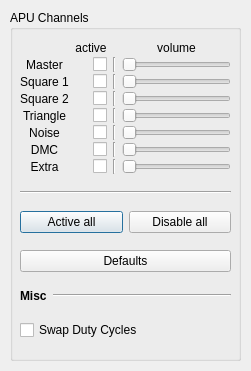
Above: src/gui/designer/dlgApuChannels.ui from punesemu/puNES before the change. Below: the same form after it.
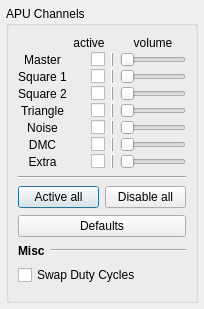
That is the form after the change.

Diff of the .ui file:
```diff
--- a/src/gui/designer/dlgApuChannels.ui
+++ b/src/gui/designer/dlgApuChannels.ui
@@ -6,8 +6,8 @@
    <rect>
     <x>0</x>
     <y>0</y>
-    <width>251</width>
-    <height>371</height>
+    <width>204</width>
+    <height>309</height>
    </rect>
   </property>
   <property name="sizePolicy">
@@ -19,33 +19,30 @@
   <property name="windowTitle">
    <string>APU Channels</string>
   </property>
-  <widget class="QGroupBox" name="groupBox">
-   <property name="geometry">
-    <rect>
-     <x>10</x>
-     <y>10</y>
-     <width>231</width>
-     <height>351</height>
-    </rect>
+  <layout class="QVBoxLayout" name="verticalLayout_APU_Channels">
+   <property name="leftMargin">
+    <number>6</number>
    </property>
+   <property name="topMargin">
+    <number>6</number>
+   </property>
+   <property name="rightMargin">
+    <number>6</number>
+   </property>
+   <property name="bottomMargin">
+    <number>6</number>
+   </property>
+   <item>
+    <widget class="QGroupBox" name="groupBox_APU_Channels">
    <property name="title">
     <string>APU Channels</string>
    </property>
    <property name="flat">
     <bool>true</bool>
    </property>
-   <widget class="QWidget" name="verticalLayoutWidget">
-    <property name="geometry">
-     <rect>
-      <x>10</x>
-      <y>20</y>
-      <width>211</width>
-      <height>321</height>
-     </rect>
-    </property>
-    <layout class="QVBoxLayout" name="verticalLayout">
+     <layout class="QVBoxLayout" name="verticalLayout_groupBox_APU_Channels">
      <item>
-      <layout class="QGridLayout" name="gridLayout">
+       <layout class="QGridLayout" name="gridLayout_channels">
        <property name="verticalSpacing">
         <number>2</number>
        </property>
@@ -119,7 +116,7 @@
        <item row="1" column="2">
         <widget class="Line" name="line_Master">
          <property name="frameShadow">
-          <enum>QFrame::Sunken</enum>
+           <enum>QFrame::Raised</enum>
          </property>
          <property name="orientation">
           <enum>Qt::Vertical</enum>
@@ -128,6 +125,9 @@
        </item>
        <item row="7" column="2">
         <widget class="Line" name="line_Extra">
+          <property name="frameShadow">
+           <enum>QFrame::Raised</enum>
+          </property>
          <property name="orientation">
           <enum>Qt::Vertical</enum>
          </property>
@@ -145,6 +145,9 @@
        </item>
        <item row="5" column="2">
         <widget class="Line" name="line_Noise">
+          <property name="frameShadow">
+           <enum>QFrame::Raised</enum>
+          </property>
          <property name="orientation">
           <enum>Qt::Vertical</enum>
          </property>
@@ -199,6 +202,9 @@
        </item>
        <item row="2" column="2">
         <widget class="Line" name="line_Square1">
+          <property name="frameShadow">
+           <enum>QFrame::Raised</enum>
+          </property>
          <property name="orientation">
           <enum>Qt::Vertical</enum>
          </property>
@@ -230,6 +236,9 @@
        </item>
        <item row="3" column="2">
         <widget class="Line" name="line_Square2">
+          <property name="frameShadow">
+           <enum>QFrame::Raised</enum>
+          </property>
          <property name="orientation">
           <enum>Qt::Vertical</enum>
          </property>
@@ -261,6 +270,9 @@
        </item>
        <item row="4" column="2">
         <widget class="Line" name="line_Triangle">
+          <property name="frameShadow">
+           <enum>QFrame::Raised</enum>
+          </property>
          <property name="orientation">
           <enum>Qt::Vertical</enum>
          </property>
@@ -268,6 +280,9 @@
        </item>
        <item row="6" column="2">
         <widget class="Line" name="line_DMC">
+          <property name="frameShadow">
+           <enum>QFrame::Raised</enum>
+          </property>
          <property name="orientation">
           <enum>Qt::Vertical</enum>
          </property>
@@ -332,7 +347,7 @@
       </widget>
      </item>
      <item>
-      <layout class="QHBoxLayout" name="horizontalLayout">
+       <layout class="QHBoxLayout" name="horizontalLayout_buttons">
        <item>
         <widget class="QPushButton" name="pushButton_Active_all">
          <property name="text">
@@ -357,7 +372,7 @@
       </widget>
      </item>
      <item>
-      <layout class="QHBoxLayout" name="horizontalLayout_1">
+       <layout class="QHBoxLayout" name="horizontalLayout_misc">
        <item>
         <widget class="QLabel" name="label_Misc">
          <property name="text">
@@ -392,7 +407,8 @@
      </item>
     </layout>
    </widget>
-  </widget>
+   </item>
+  </layout>
  </widget>
  <tabstops>
   <tabstop>checkBox_Master</tabstop>
```
Lines whose indentation alone changed are shown as unchanged.
